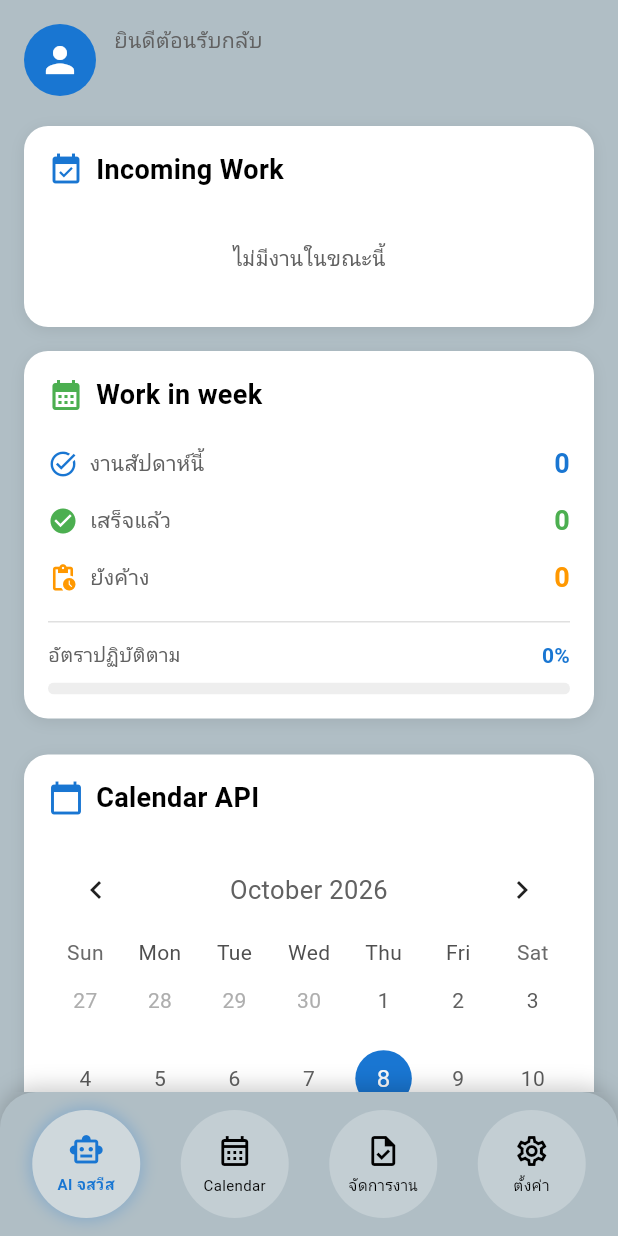
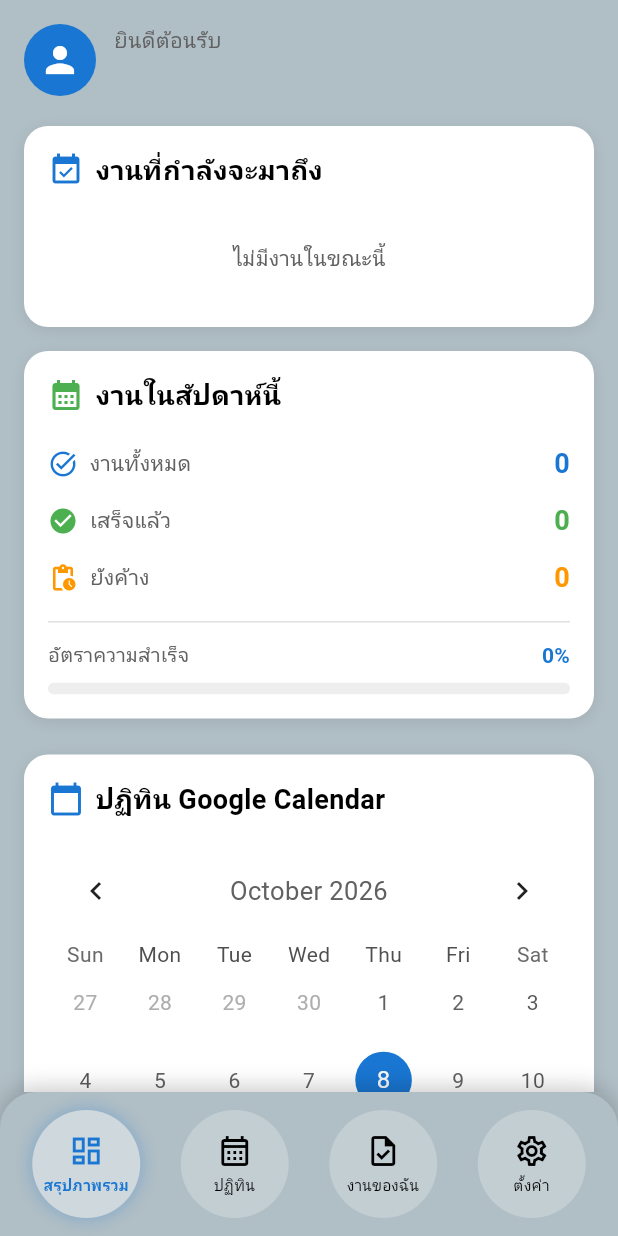
Before and after one commit to skyt19/Yhar_Bid, a Flutter app: the MainDashboardView screen opened by its route, on a phone screen of 412 x 824 dp. Run offline on Flutter 3.47's test engine with Material 3 defaults, Android fonts, the phone set to English and light mode, and no system bars; drawn by our look-alikes of table_calendar; our stand-ins replace cloud_firestore, firebase_auth, firebase_core, fl_chart, flutter_dotenv, get and 2 more; accounts and stored records are empty; Roboto replaces fonts that are missing (NotoSansThai).

Commit message:
feat(dashboard): improve translations, swap nav order (dashboard first), enable auto-sync calendar on launch

```diff
--- a/lib/translations/app_translations.dart
+++ b/lib/translations/app_translations.dart
@@ -6,12 +6,11 @@ class AppTranslations extends Translations {
   @override
   Map<String, Map<String, String>> get keys => {
         'th_TH': {
-          // Navigation & Common
           'app_title': 'Yharbid',
-          'dashboard': 'หน้าหลัก',
-          'ai_chatbot': 'AI จาร์วิส',
+          'dashboard': 'สรุปภาพรวม',
+          'ai_chatbot': 'ผู้ช่วย AI',
           'calendar': 'ปฏิทิน',
-          'tasks': 'จัดการงาน',
+          'tasks': 'งานของฉัน',
           'settings': 'ตั้งค่า',
           'back': 'กลับ',
           'save': 'บันทึก',
@@ -23,68 +22,64 @@ class AppTranslations extends Translations {
           'loading': 'กำลังโหลด...',
           'success': 'สำเร็จ',
           'error': 'เกิดข้อผิดพลาด',
-
-          // Login & Auth
-          'please_login': 'โปรดล็อกอินหรือสมัคร',
-          'sign_in_google': 'Google',
+          'please_login': 'กรุณาเข้าสู่ระบบด้วย Google',
+          'sign_in_google': 'เข้าสู่ระบบด้วย Google',
           'sign_out': 'ออกจากระบบ',
-          'welcome_back': 'ยินดีต้อนรับกลับ',
-
-          // Dashboard
-          'incoming_work': 'Incoming Work',
-          'work_in_week': 'Work in week',
-          'calendar_api': 'Calendar API',
-          'add_appointment': '+ เพิ่มนัดหมาย',
-          'sync_calendar': '🔄 Sync Calendar',
+          'welcome_back': 'ยินดีต้อนรับ',
+          'incoming_work': 'งานที่กำลังจะมาถึง',
+          'work_in_week': 'งานในสัปดาห์นี้',
+          'calendar_integration': 'ปฏิทิน Google Calendar',
+          'add_appointment': 'เพิ่มกิจกรรม',
+          'sync_calendar': 'ซิงค์ปฏิทิน',
           'no_tasks': 'ไม่มีงานในขณะนี้',
-          'tasks_today': 'งานวันนี้',
-          'tasks_this_week': 'งานสัปดาห์นี้',
-
-          // Calendar
+          'tasks_this_week': 'งานทั้งหมด',
+          'completed_tasks': 'เสร็จแล้ว',
+          'remaining_tasks': 'ยังค้าง',
+          'compliance_rate': 'อัตราความสำเร็จ',
+          'urgent': 'ด่วน!',
+          'tomorrow': 'พรุ่งนี้',
+          'days_left': 'วัน',
           'sync_with_google': 'ซิงค์กับ Google Calendar',
           'create_event': 'สร้างกิจกรรม',
           'event_title': 'ชื่อกิจกรรม',
           'event_description': 'รายละเอียด',
-          'start_time': 'เวลาเริ่มต้น',
+          'start_time': 'เวลาเริ่ม',
           'end_time': 'เวลาสิ้นสุด',
-          'no_events': 'ไม่มีกิจกรรม',
-
-          // Settings
+          'no_events': 'ไม่มีกิจกรรมในวันนี้',
+          'please_enter_title': 'กรุณาใส่ชื่อกิจกรรม',
+          'syncing': 'กำลังซิงค์...',
           'advanced_settings': 'การตั้งค่าขั้นสูง',
           'language': 'ภาษา',
           'ai_style': 'สไตล์ AI',
           'notifications': 'การแจ้งเตือน',
           'account': 'บัญชี',
-          'clear_cache': 'ล้างข้อมูลแคชชั่วคราว',
-          'reset_calendar': 'รีเซ็ตการเชื่อมต่อ Calendar',
-          'ai_memory': 'เปิดใช้งาน Contextual Memory',
-          'ai_behavior': 'สไตล์การตอบของ AI',
-          'current_email': 'อีเมลที่ล็อกอินอยู่',
-
-          // AI Personalities
-          'polite_jarvis': 'สุภาพ (Polite Jarvis)',
-          'friendly': 'เป็นกันเอง (Friendly)',
-          'aggressive_motivator': 'กระตุ้นแรง (Aggressive)',
-
-          // Roles
-          'student': 'นักศึกษา',
-          'employee': 'บุคลากร',
-          'educator': 'อาจารย์',
+          'clear_cache': 'ล้างข้อมูลแคช',
+          'reset_calendar': 'รีเซ็ตการเชื่อมต่อปฏิทิน',
+          'ai_memory': 'จดจำบริบทการสนทนา',
+          'ai_behavior': 'ลีลาการตอบของ AI',
+          'current_email': 'อีเมลที่ใช้งาน',
+          'polite_jarvis': 'สุภาพ',
+          'friendly': 'เป็นกันเอง',
+          'aggressive_motivator': 'กระตุ้นแรง',
+          'student': 'นักเรียน/นักศึกษา',
+          'employee': 'พนักงาน',
+          'educator': 'ครู/อาจารย์',
           'select_role': 'เลือกบทบาท',
-
-          // Messages
           'calendar_synced': 'ซิงค์ปฏิทินสำเร็จ',
           'event_created': 'สร้างกิจกรรมสำเร็จ',
           'cache_cleared': 'ล้างแคชสำเร็จ',
           'sign_out_confirm': 'คุณต้องการออกจากระบบใช่หรือไม่?',
+          'events_found': 'รายการ',
+          'connecting_calendar': 'กำลังเชื่อมต่อปฏิทิน...',
+          'calendar_connected': 'เชื่อมต่อสำเร็จ',
+          'calendar_error': 'เกิดข้อผิดพลาดในการเชื่อมต่อ',
         },
         'en_US': {
-          // Navigation & Common
           'app_title': 'Yharbid',
           'dashboard': 'Dashboard',
-          'ai_chatbot': 'AI Jarvis',
+          'ai_chatbot': 'AI Assistant',
           'calendar': 'Calendar',
-          'tasks': 'Tasks',
+          'tasks': 'My Tasks',
           'settings': 'Settings',
           'back': 'Back',
           'save': 'Save',
@@ -96,60 +91,57 @@ class AppTranslations extends Translations {
           'loading': 'Loading...',
           'success': 'Success',
           'error': 'Error',
-
-          // Login & Auth
-          'please_login': 'Please Login or Sign Up',
-          'sign_in_google': 'Google',
+          'please_login': 'Please sign in with Google',
+          'sign_in_google': 'Sign in with Google',
           'sign_out': 'Sign Out',
           'welcome_back': 'Welcome Back',
-
-          // Dashboard
-          'incoming_work': 'Incoming Work',
-          'work_in_week': 'Work in week',
-          'calendar_api': 'Calendar API',
-          'add_appointment': '+ Add Appointment',
-          'sync_calendar': '🔄 Sync Calendar',
+          'incoming_work': 'Upcoming Tasks',
+          'work_in_week': 'This Week',
+          'calendar_integration': 'Google Calendar',
+          'add_appointment': 'Add Event',
+          'sync_calendar': 'Sync Calendar',
           'no_tasks': 'No tasks at the moment',
-          'tasks_today': 'Tasks Today',
-          'tasks_this_week': 'Tasks This Week',
-
-          // Calendar
+          'tasks_this_week': 'Total Tasks',
+          'completed_tasks': 'Completed',
+          'remaining_tasks': 'Remaining',
+          'compliance_rate': 'Success Rate',
+          'urgent': 'Urgent!',
+          'tomorrow': 'Tomorrow',
+          'days_left': 'days',
           'sync_with_google': 'Sync with Google Calendar',
           'create_event': 'Create Event',
           'event_title': 'Event Title',
           'event_description': 'Description',
           'start_time': 'Start Time',
           'end_time': 'End Time',
-          'no_events': 'No events',
-
-          // Settings
+          'no_events': 'No events today',
+          'please_enter_title': 'Please enter event title',
+          'syncing': 'Syncing...',
           'advanced_settings': 'Advanced Settings',
           'language': 'Language',
           'ai_style': 'AI Style',
           'notifications': 'Notifications',
           'account': 'Account',
-          'clear_cache': 'Clear Temporary Cache',
+          'clear_cache': 'Clear Cache',
           'reset_calendar': 'Reset Calendar Connection',
-          'ai_memory': 'Enable Contextual Memory',
+          'ai_memory': 'Contextual Memory',
           'ai_behavior': 'AI Response Style',
           'current_email': 'Current Email',
-
-          // AI Personalities
-          'polite_jarvis': 'Polite (Jarvis)',
+          'polite_jarvis': 'Polite',
           'friendly': 'Friendly',
-          'aggressive_motivator': 'Aggressive Motivator',
-
-          // Roles
+          'aggressive_motivator': 'Motivator',
           'student': 'Student',
           'employee': 'Employee',
           'educator': 'Educator',
           'select_role': 'Select Role',
-
-          // Messages
           'calendar_synced': 'Calendar synced successfully',
           'event_created': 'Event created successfully',
           'cache_cleared': 'Cache cleared successfully',
           'sign_out_confirm': 'Do you want to sign out?',
+          'events_found': 'events',
+          'connecting_calendar': 'Connecting to calendar...',
+          'calendar_connected': 'Connected successfully',
+          'calendar_error': 'Connection error',
         },
       };
 }
--- a/lib/views/main_dashboard_view.dart
+++ b/lib/views/main_dashboard_view.dart
@@ -32,15 +32,23 @@ class _MainDashboardViewState extends State<MainDashboardView> {
     if (!Get.isRegistered<CalendarController>()) Get.put<CalendarController>(CalendarController());
     if (!Get.isRegistered<HabitController>()) Get.put<HabitController>(HabitController());
     if (!Get.isRegistered<AiController>()) Get.put<AiController>(AiController());
+
+    // Auto-sync calendar เมื่อเปิดแอป
+    WidgetsBinding.instance.addPostFrameCallback((_) {
+      final CalendarController calendarCtrl = Get.find<CalendarController>();
+      if (calendarCtrl.events.isEmpty) {
+        calendarCtrl.fetchEvents();
+      }
+    });
   }
 
   @override
   Widget build(BuildContext context) {
     final List<Widget> pages = <Widget>[
-      _buildDashboardHome(),
-      const CalendarView(),
-      const HabitTrackerView(),
-      const SettingsView(),
+      _buildDashboardHome(), // หน้าแรก: สรุปภาพรวม
+      const CalendarView(),  // หน้า 2: ปฏิทิน
+      const HabitTrackerView(), // หน้า 3: งานของฉัน
+      const SettingsView(), // หน้า 4: ตั้งค่า
     ];
 
     return Scaffold(
@@ -148,7 +156,7 @@ class _MainDashboardViewState extends State<MainDashboardView> {
             children: <Widget>[
               Icon(Icons.calendar_today, color: AppTheme.accentPrimary, size: 24),
               const SizedBox(width: 8),
-              Text('calendar_api'.tr,
+              Text('calendar_integration'.tr,
                   style: const TextStyle(fontSize: 18, fontWeight: FontWeight.bold, color: AppTheme.textPrimary)),
             ],
           ),
@@ -309,7 +317,7 @@ class _MainDashboardViewState extends State<MainDashboardView> {
   Future<void> _syncCalendar(CalendarController calendarCtrl) async {
     await calendarCtrl.fetchEvents();
     if (calendarCtrl.errorMessage.value.isEmpty) {
-      Get.snackbar('calendar_synced'.tr, '${calendarCtrl.events.length} รายการ',
+      Get.snackbar('calendar_synced'.tr, '${calendarCtrl.events.length} ${'events_found'.tr}',
           snackPosition: SnackPosition.BOTTOM,
           backgroundColor: AppTheme.accentSecondary,
           colorText: Colors.white,
@@ -351,7 +359,7 @@ class _MainDashboardViewState extends State<MainDashboardView> {
           ElevatedButton(
             onPressed: () async {
               if (titleController.text.trim().isEmpty) {
-                Get.snackbar('error'.tr, 'กรุณาใส่ชื่อกิจกรรม', snackPosition: SnackPosition.BOTTOM);
+                Get.snackbar('please_enter_title'.tr, '', snackPosition: SnackPosition.BOTTOM);
                 return;
               }
 
--- a/lib/views/widgets/bottom_nav_bar.dart
+++ b/lib/views/widgets/bottom_nav_bar.dart
@@ -1,7 +1,7 @@
 /// lib/views/widgets/bottom_nav_bar.dart
-/// Bottom Navigation Bar — 4 ปุ่มวงกลม ตาม Mockup 3_Main.jpg
-/// ตำแหน่ง: AI จสวีส | Calendar | จัดการงาน | ตั้งค่า
+/// Bottom Navigation Bar — 4 ปุ่มวงกลม
 import 'package:flutter/material.dart';
+import 'package:get/get.dart';
 import '../theme/app_theme.dart';
 
 class AppBottomNavBar extends StatelessWidget {
@@ -14,18 +14,17 @@ class AppBottomNavBar extends StatelessWidget {
     required this.onTap,
   });
 
-  static const List<_NavItem> _items = <_NavItem>[
-    _NavItem(icon: Icons.smart_toy_outlined, label: 'AI จสวีส'),
-    _NavItem(icon: Icons.calendar_month_outlined, label: 'Calendar'),
-    _NavItem(icon: Icons.task_outlined, label: 'จัดการงาน'),
-    _NavItem(icon: Icons.settings_outlined, label: 'ตั้งค่า'),
-  ];
-
   @override
   Widget build(BuildContext context) {
+    final List<_NavItem> items = <_NavItem>[
+      _NavItem(icon: Icons.dashboard_outlined, labelKey: 'dashboard'),
+      _NavItem(icon: Icons.calendar_month_outlined, labelKey: 'calendar'),
+      _NavItem(icon: Icons.task_outlined, labelKey: 'tasks'),
+      _NavItem(icon: Icons.settings_outlined, labelKey: 'settings'),
+    ];
+
     return Container(
       decoration: const BoxDecoration(
-        // ขอบบนโค้งตามสไตล์ Mockup
         color: AppTheme.backgroundLight,
         borderRadius: BorderRadius.only(
           topLeft: Radius.circular(AppTheme.radiusLarge),
@@ -42,7 +41,7 @@ class AppBottomNavBar extends StatelessWidget {
       padding: const EdgeInsets.symmetric(vertical: 12, horizontal: 8),
       child: Row(
         mainAxisAlignment: MainAxisAlignment.spaceAround,
-        children: List<Widget>.generate(_items.length, (int index) {
+        children: List<Widget>.generate(items.length, (int index) {
           final bool isSelected = index == currentIndex;
           return GestureDetector(
             onTap: () => onTap(index),
@@ -53,12 +52,12 @@ class AppBottomNavBar extends StatelessWidget {
               decoration: BoxDecoration(
                 color: isSelected
                     ? AppTheme.cardLight
-                    : AppTheme.cardLight.withOpacity(0.6),
+                    : AppTheme.cardLight.withValues(alpha: 0.6),
                 shape: BoxShape.circle,
                 boxShadow: isSelected
                     ? <BoxShadow>[
                         BoxShadow(
-                          color: AppTheme.accentPrimary.withOpacity(0.25),
+                          color: AppTheme.accentPrimary.withValues(alpha: 0.25),
                           blurRadius: 8,
                           spreadRadius: 2,
                         ),
@@ -69,19 +68,21 @@ class AppBottomNavBar extends StatelessWidget {
                 mainAxisAlignment: MainAxisAlignment.center,
                 children: <Widget>[
                   Icon(
-                    _items[index].icon,
+                    items[index].icon,
                     color: isSelected ? AppTheme.accentPrimary : AppTheme.textPrimary,
                     size: 24,
                   ),
                   const SizedBox(height: 4),
                   Text(
-                    _items[index].label,
+                    items[index].labelKey.tr,
                     style: TextStyle(
                       fontSize: 10,
                       fontWeight: isSelected ? FontWeight.bold : FontWeight.normal,
                       color: isSelected ? AppTheme.accentPrimary : AppTheme.textPrimary,
                     ),
                     textAlign: TextAlign.center,
+                    maxLines: 1,
+                    overflow: TextOverflow.ellipsis,
                   ),
                 ],
               ),
@@ -95,6 +96,6 @@ class AppBottomNavBar extends StatelessWidget {
 
 class _NavItem {
   final IconData icon;
-  final String label;
-  const _NavItem({required this.icon, required this.label});
+  final String labelKey;
+  const _NavItem({required this.icon, required this.labelKey});
 }
--- a/lib/views/widgets/incoming_work_card.dart
+++ b/lib/views/widgets/incoming_work_card.dart
@@ -101,10 +101,10 @@ class IncomingWorkCard extends StatelessWidget {
     final DateFormat dateFormat = DateFormat('dd MMM, HH:mm');
     final Duration timeUntil = event.startTime.difference(DateTime.now());
     final String urgencyLabel = timeUntil.inHours < 24
-        ? 'ด่วน!'
+        ? 'urgent'.tr
         : timeUntil.inDays == 1
-            ? 'พรุ่งนี้'
-            : '${timeUntil.inDays} วัน';
+            ? 'tomorrow'.tr
+            : '${timeUntil.inDays} ${'days_left'.tr}';
 
     return Container(
       margin: const EdgeInsets.only(bottom: 8),
--- a/lib/views/widgets/work_in_week_card.dart
+++ b/lib/views/widgets/work_in_week_card.dart
@@ -82,14 +82,14 @@ class WorkInWeekCard extends StatelessWidget {
                 const SizedBox(height: 12),
                 _buildStatRow(
                   icon: Icons.check_circle,
-                  label: 'เสร็จแล้ว',
+                  label: 'completed_tasks'.tr,
                   value: '$completedTasks',
                   color: AppTheme.accentSecondary,
                 ),
                 const SizedBox(height: 12),
                 _buildStatRow(
                   icon: Icons.pending_actions,
-                  label: 'ยังค้าง',
+                  label: 'remaining_tasks'.tr,
                   value: '$remainingTasks',
                   color: Colors.orange,
                 ),
@@ -143,9 +143,9 @@ class WorkInWeekCard extends StatelessWidget {
         Row(
           mainAxisAlignment: MainAxisAlignment.spaceBetween,
           children: <Widget>[
-            const Text(
-              'อัตราปฏิบัติตาม',
-              style: TextStyle(
+            Text(
+              'compliance_rate'.tr,
+              style: const TextStyle(
                 fontSize: 13,
                 color: AppTheme.textSecondary,
                 fontWeight: FontWeight.w500,
```
